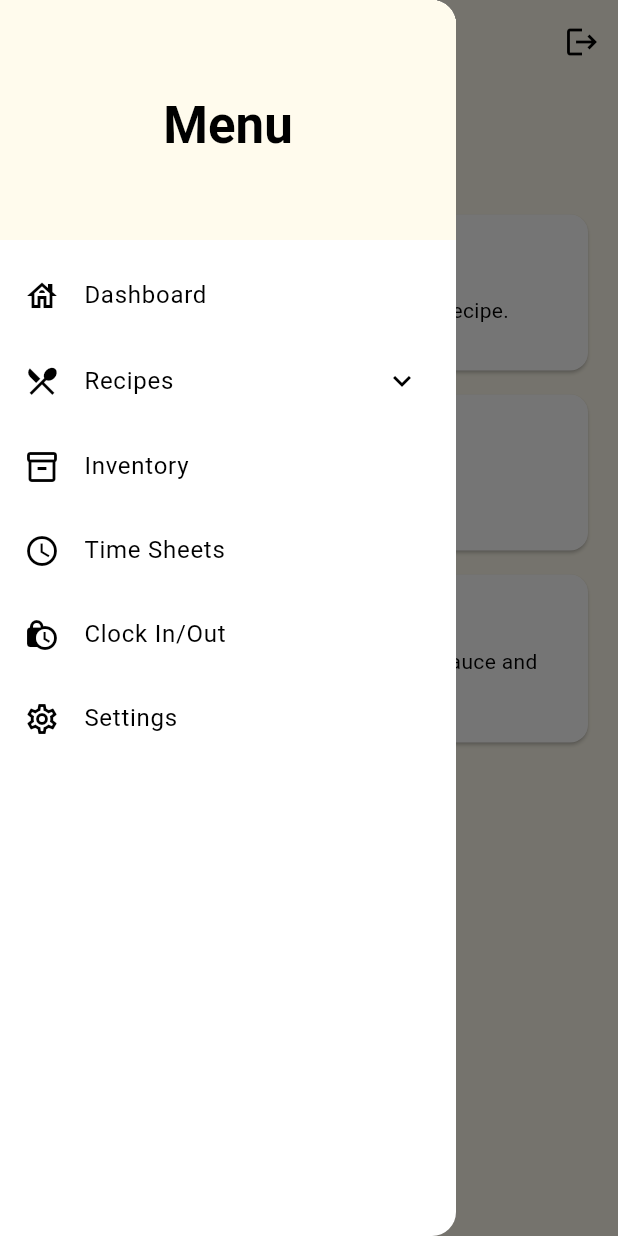
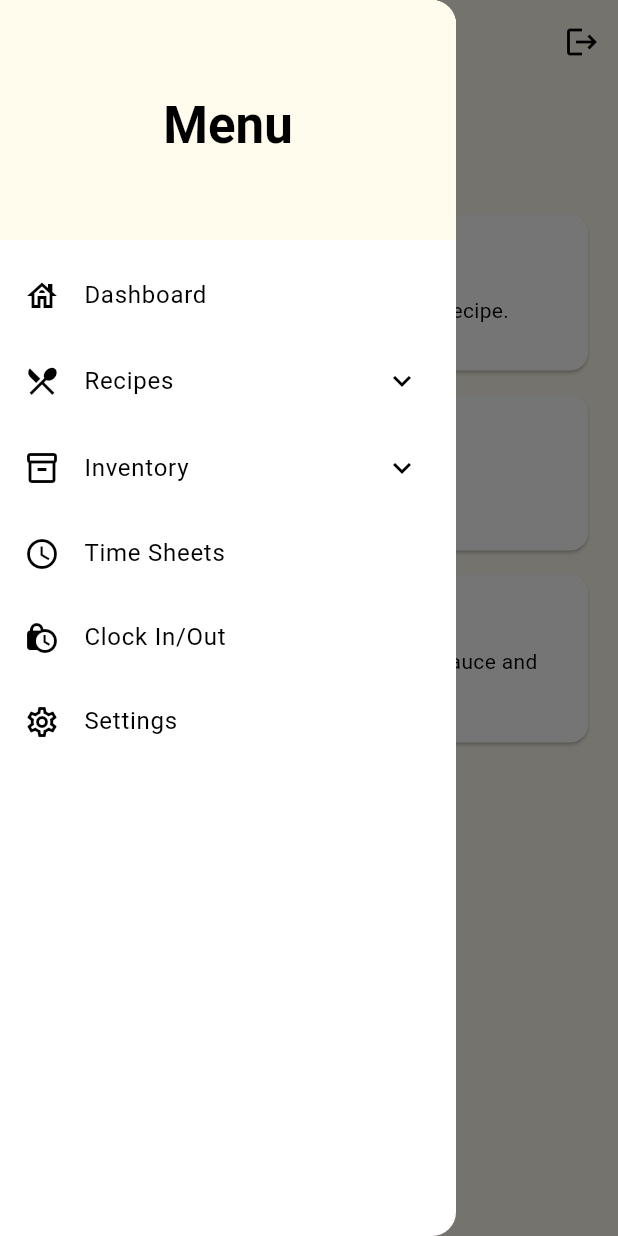
Before and after one commit to westalley17/BakeryManager_Mobile, a Flutter app: the AdminPage screen opened directly, with the side drawer open, on a phone screen of 412 x 824 dp. Run offline on Flutter 3.47's test engine with Material 3 defaults, Android fonts, the phone set to English and light mode, and no system bars; our stand-ins replace shared_preferences; accounts and stored records are empty; Roboto replaces fonts that are missing (BakeryManagerFont).

Commit message:
I don't remember

```diff
--- a/BakeryManager_Mobile/bakery_manager_mobile/lib/main.dart
+++ b/BakeryManager_Mobile/bakery_manager_mobile/lib/main.dart
@@ -1,7 +1,6 @@
 import 'dart:convert';
 import 'package:bakery_manager_mobile/env/env_config.dart';
 import 'package:bakery_manager_mobile/widgets/employee_home_page.dart';
-import 'package:bakery_manager_mobile/widgets/landing_page.dart';
 import 'package:bakery_manager_mobile/widgets/manager_home_page.dart';
 import 'package:flutter/material.dart';
 import 'package:http/http.dart' as http;
@@ -91,7 +90,7 @@ class _BakeryManagerState extends State<BakeryManager> {
       // no longer eepy, just need to test Azure pipeline :)
       debugShowCheckedModeBanner: false,
       // conditionally render homepage if Session is invalid, else render whichever dashboard they need to go to.
-      home: (_validSession! == false) ? const HomePage() : _dashboard(),
+      home: (_validSession! == false) ? const ManagerHomePage() : _dashboard(),
       theme: ThemeData(
         primaryColor: const Color(0xFFFFFBED),
         colorScheme: ColorScheme.fromSwatch().copyWith(
--- a/BakeryManager_Mobile/bakery_manager_mobile/lib/man_nav/admin.dart
+++ b/BakeryManager_Mobile/bakery_manager_mobile/lib/man_nav/admin.dart
@@ -1,7 +1,6 @@
 import 'package:bakery_manager_mobile/widgets/manager_home_page.dart';
 import 'package:bakery_manager_mobile/man_nav/timesheets.dart';
 import 'package:bakery_manager_mobile/man_nav/clockinout.dart';
-import 'package:bakery_manager_mobile/man_nav/inventory.dart';
 import 'package:bakery_manager_mobile/man_nav/settings.dart';
 import 'package:bakery_manager_mobile/man_nav/recipes.dart';
 import 'package:flutter/material.dart';
@@ -30,6 +29,17 @@ class _AdminPageState extends State<AdminPage> {
       title: Text(title),
       leading: Icon(icon),
       onTap: () => _navigateToPage(page),
+    );
+  }
+
+  Widget _buildRecipeTile(String title, IconData icon, String category) {
+    return Padding(
+      padding: const EdgeInsets.only(left: 16.0),
+      child: ListTile(
+        title: Text(title),
+        leading: Icon(icon),
+        onTap: () => _navigateToPage(RecipesPage(category: category)),
+      ),
     );
   }
 
@@ -86,7 +96,16 @@ class _AdminPageState extends State<AdminPage> {
                 _buildDrawerTile('Brownies', Icons.cookie, const RecipesPage(category: 'Brownies')),
               ],
             ),
-            _buildDrawerTile('Inventory', Icons.inventory_2_outlined, const InventoryPage()),
+            ExpansionTile(
+              leading: const Icon(Icons.inventory_2_outlined),
+              title: const Text('Inventory'),
+              children: [
+                _buildRecipeTile('Raw Ingredients', Icons.egg, 'Raw Ingredients'),
+                _buildRecipeTile('Finished Products', Icons.breakfast_dining_rounded, 'Finished Products'),
+                _buildRecipeTile('Packaging', Icons.check_box_outline_blank, 'Packaging'),
+                _buildRecipeTile('Cleaning Products', Icons.clean_hands, 'Cleaning Products'),
+              ],
+            ),
             _buildDrawerTile('Time Sheets', Icons.access_time, const TimePage()), // Adjust as per actual page
             _buildDrawerTile('Clock In/Out', Icons.lock_clock, const ClockPage()), // Adjust as per actual page
             _buildDrawerTile('Settings', Icons.settings_outlined, const SettingsPage()),
```
Also changed, not shown: BakeryManager_Mobile/bakery_manager_mobile/lib/widgets/manager_home_page.dart (+10 -0 lines).
